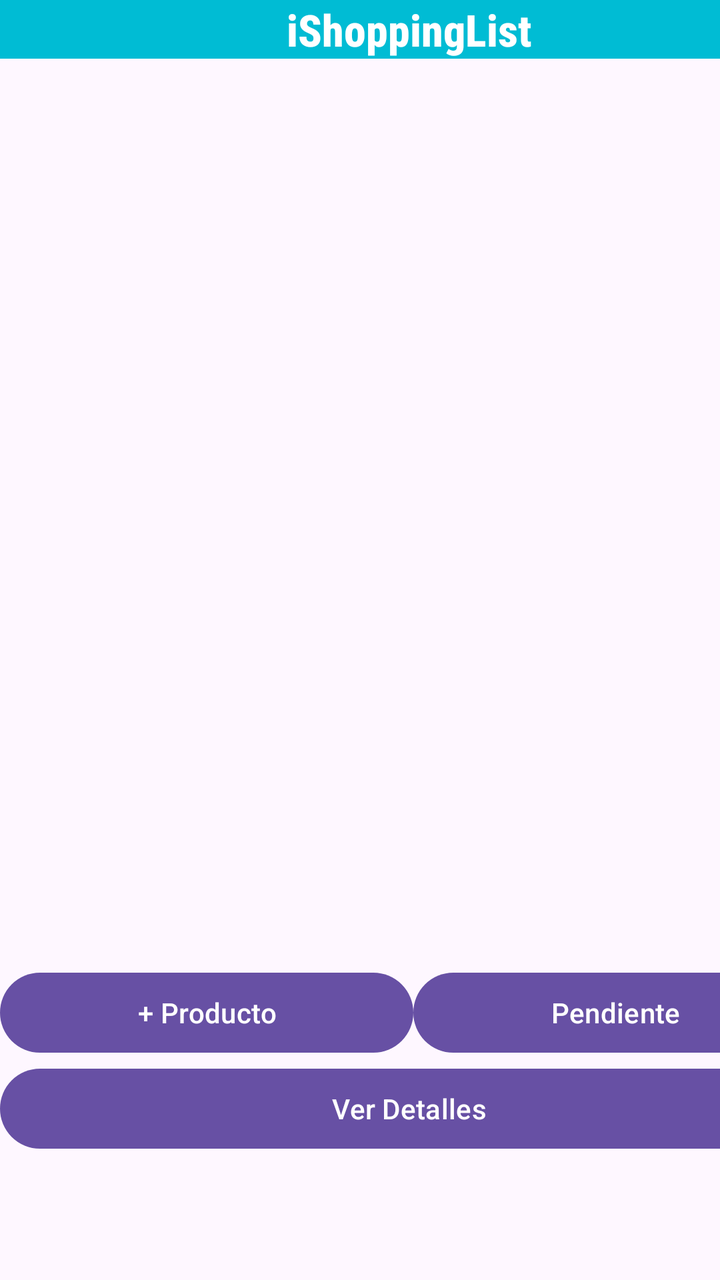
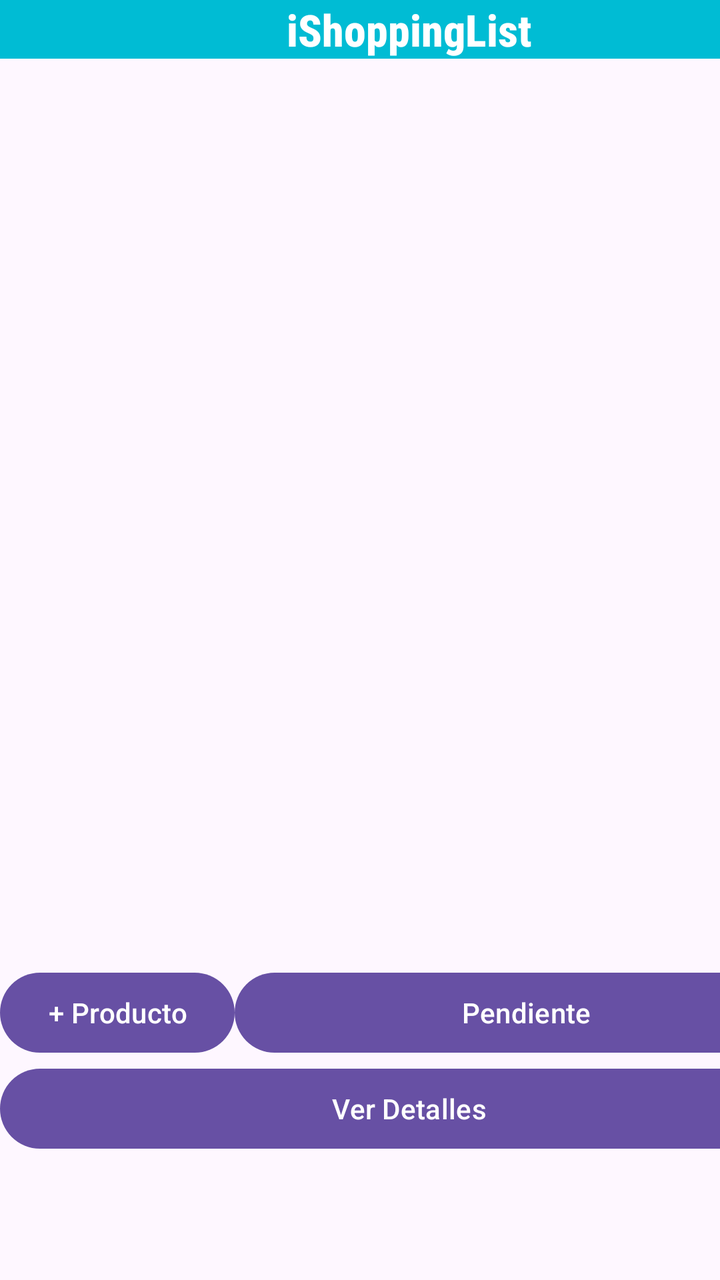

Before-and-after screenshots of an Android layout around one commit, followed by the original layout XML and the change that was made.
<!-- AndroidManifest.xml: application theme Theme.IShoppingList -->
<!-- res/layout/activity_main.xml -->
<?xml version="1.0" encoding="utf-8"?>
<androidx.constraintlayout.widget.ConstraintLayout xmlns:android="http://schemas.android.com/apk/res/android"
    xmlns:app="http://schemas.android.com/apk/res-auto"
    xmlns:tools="http://schemas.android.com/tools"
    android:id="@+id/main"
    android:layout_width="match_parent"
    android:layout_height="match_parent"
    tools:context=".MainActivity">

    <LinearLayout
        android:layout_width="409dp"
        android:layout_height="729dp"
        android:orientation="vertical"
        tools:layout_editor_absoluteX="1dp"
        tools:layout_editor_absoluteY="1dp"
        tools:ignore="MissingConstraints">

        <TextView
            android:id="@+id/titulo"
            android:layout_width="match_parent"
            android:layout_height="wrap_content"
            android:background="#00BCD4"
            android:fontFamily="sans-serif-condensed-medium"
            android:text="iShoppingList"
            android:textAlignment="center"
            android:textAppearance="@style/TextAppearance.AppCompat.Large"
            android:textColor="@color/white"
            android:textStyle="bold" />

        <Spinner
            android:id="@+id/spinnerProductos"
            android:layout_width="match_parent"
            android:layout_height="66dp"
            android:gravity="bottom" />

        <LinearLayout
            android:layout_width="match_parent"
            android:layout_height="435dp"
            android:gravity="bottom"
            android:orientation="horizontal">

            <Button
                android:id="@+id/addProd"
                android:layout_width="wrap_content"
                android:layout_height="wrap_content"
                android:layout_weight="1"
                android:text="+ Producto" />

            <Button
                android:id="@+id/pendiente"
                android:layout_width="wrap_content"
                android:layout_height="wrap_content"
                android:layout_weight="1"
                android:text="Pendiente" />
        </LinearLayout>

        <Button
            android:id="@+id/detalles"
            android:layout_width="match_parent"
            android:layout_height="wrap_content"
            android:text="Ver Detalles" />
    </LinearLayout>
</androidx.constraintlayout.widget.ConstraintLayout>
<!-- resources referenced by this layout -->
<resources>
  <color name="white">#FFFFFFFF</color>
  <style name="Theme.IShoppingList" parent="Base.Theme.IShoppingList" />
  <style name="Base.Theme.IShoppingList" parent="Theme.Material3.DayNight.NoActionBar">
          
          
      </style>
</resources>

<!-- the commit's change to res/layout/activity_main.xml (unified diff, before → after) -->
@@ -43,8 +43,9 @@
                 android:id="@+id/addProd"
                 android:layout_width="wrap_content"
                 android:layout_height="wrap_content"
-                android:layout_weight="1"
-                android:text="+ Producto" />
+                android:text="+ Producto"
+                android:onClick="addProduct" />
+
 
             <Button
                 android:id="@+id/pendiente"
